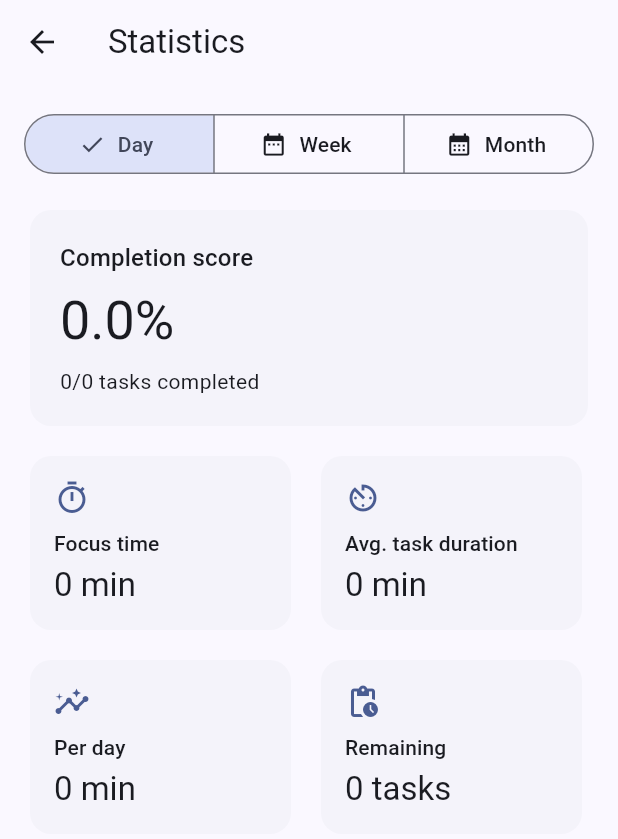
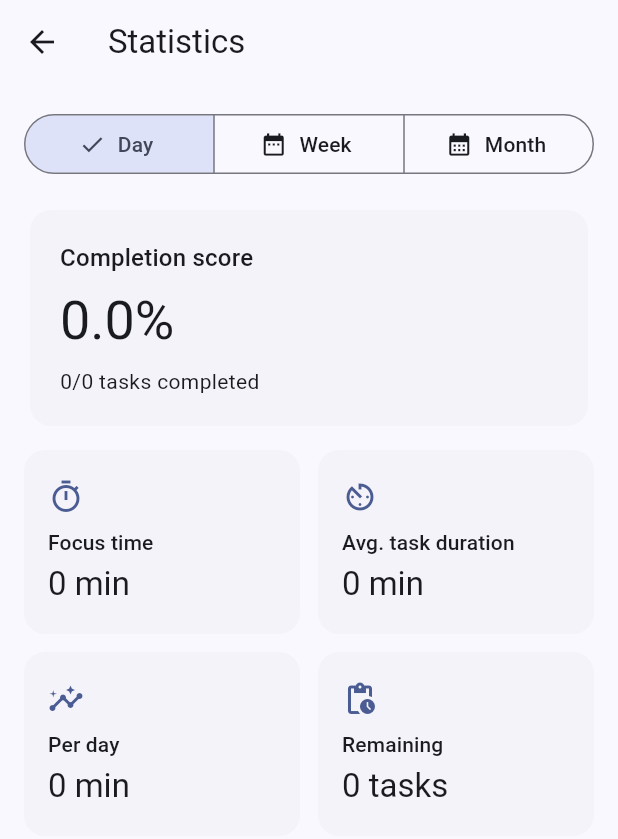
Before and after one commit to finn-oe/focused_task, a Flutter app: the StatsScreen screen opened by its route, on a phone screen of 412 x 824 dp. Shown: the top 839 px of the screen. Run offline on Flutter 3.47's test engine with Material 3 defaults, Android fonts, the phone set to English and light mode, and no system bars; our stand-ins replace drift, flutter_riverpod, go_router, shared_preferences; missing offline and left inert: fractional_indexing; accounts and stored records are empty; generated files the repository leaves out were written again.

Commit message:
Updated timer to first add and then round

```diff
--- a/lib/features/tasks/domain/entities/task_stats.dart
+++ b/lib/features/tasks/domain/entities/task_stats.dart
@@ -18,25 +18,27 @@ class TaskStats {
   factory TaskStats.fromTasks(Iterable<dynamic> tasks, {required int daysInRange}) {
     final taskList = tasks.toList(growable: false);
     final completedTasks = taskList.where((task) => task.isCompleted).toList(growable: false);
-    final tasksWithTime = taskList.where((task) => task.elapsedAt(DateTime.now()).inMilliseconds > 0).toList(growable: false);
-    var totalFocusMinutes = 0;
 
+    final now = DateTime.now();
+
+    final tasksWithTime = taskList.where((task) => task.elapsedAt(now).inMilliseconds > 0).toList(growable: false);
+    int totalMilliseconds = 0;
     for (final task in tasksWithTime) {
-      final int minutes = task.elapsedAt(DateTime.now()).inMilliseconds ~/ 60000;
-      totalFocusMinutes += minutes;
+      totalMilliseconds += task.elapsedAt(now).inMilliseconds as int;
     }
-
+    final totalFocusMinutes = totalMilliseconds ~/ 60000;
     final completedCount = completedTasks.length;
     final totalTaskCount = taskList.length;
-    final averageDuration = tasksWithTime.isEmpty ? 0 : totalFocusMinutes ~/ tasksWithTime.length;
-    final completionScore = totalTaskCount == 0 ? 0 : (completedCount / totalTaskCount) * 100;
+    final averageDuration = tasksWithTime.isEmpty ? 0 : (totalMilliseconds ~/ tasksWithTime.length) ~/ 60000;
+    final minutesPerDay = daysInRange <= 0 ? 0 : (totalMilliseconds ~/ daysInRange) ~/ 60000;
+    final completionScore = totalTaskCount == 0 ? 0.0 : (completedCount / totalTaskCount) * 100;
 
     return TaskStats(
       totalTasks: totalTaskCount,
       completedTasks: completedCount,
       totalFocusMinutes: totalFocusMinutes,
       averageTaskDurationMinutes: averageDuration,
-      focusMinutesPerDay: daysInRange <= 0 ? 0 : totalFocusMinutes ~/ daysInRange,
+      focusMinutesPerDay: minutesPerDay,
       completionScore: double.parse(completionScore.toStringAsFixed(1)),
     );
   }
--- a/lib/features/tasks/presentation/stats/stats_screen.dart
+++ b/lib/features/tasks/presentation/stats/stats_screen.dart
@@ -104,9 +104,13 @@ class _StatsScreenState extends ConsumerState<StatsScreen> {
                 ),
               ),
               const SizedBox(height: 12),
-              Wrap(
-                spacing: 12,
-                runSpacing: 12,
+              GridView.count(
+                shrinkWrap: true,
+                physics: const NeverScrollableScrollPhysics(), // Let the outer ListView handle scrolling
+                crossAxisCount: 2,
+                mainAxisSpacing: 12,
+                crossAxisSpacing: 12,
+                childAspectRatio: 1.5, // Adjust this ratio to make the cards taller or shorter
                 children: [
                   _buildStatCard('Focus time', '${_stats!.totalFocusMinutes} min', Icons.timer_outlined),
                   _buildStatCard('Avg. task duration', '${_stats!.averageTaskDurationMinutes} min', Icons.av_timer),
@@ -123,13 +127,13 @@ class _StatsScreenState extends ConsumerState<StatsScreen> {
 
   Widget _buildStatCard(String title, String value, IconData icon) {
     final theme = Theme.of(context);
-    return SizedBox(
-      width: MediaQuery.of(context).size.width / 2 - 24,
-      child: Card(
+    return Card(
+      margin: EdgeInsets.zero,
       child: Padding(
         padding: const EdgeInsets.all(16),
         child: Column(
           crossAxisAlignment: CrossAxisAlignment.start,
+          mainAxisAlignment: MainAxisAlignment.center,
           children: [
             Icon(icon, color: theme.colorScheme.primary),
             const SizedBox(height: 8),
@@ -137,7 +141,6 @@ class _StatsScreenState extends ConsumerState<StatsScreen> {
             const SizedBox(height: 4),
             Text(value, style: theme.textTheme.titleLarge),
           ],
-          ),
         ),
       ),
     );
```
Lines whose indentation alone changed are shown as unchanged.
